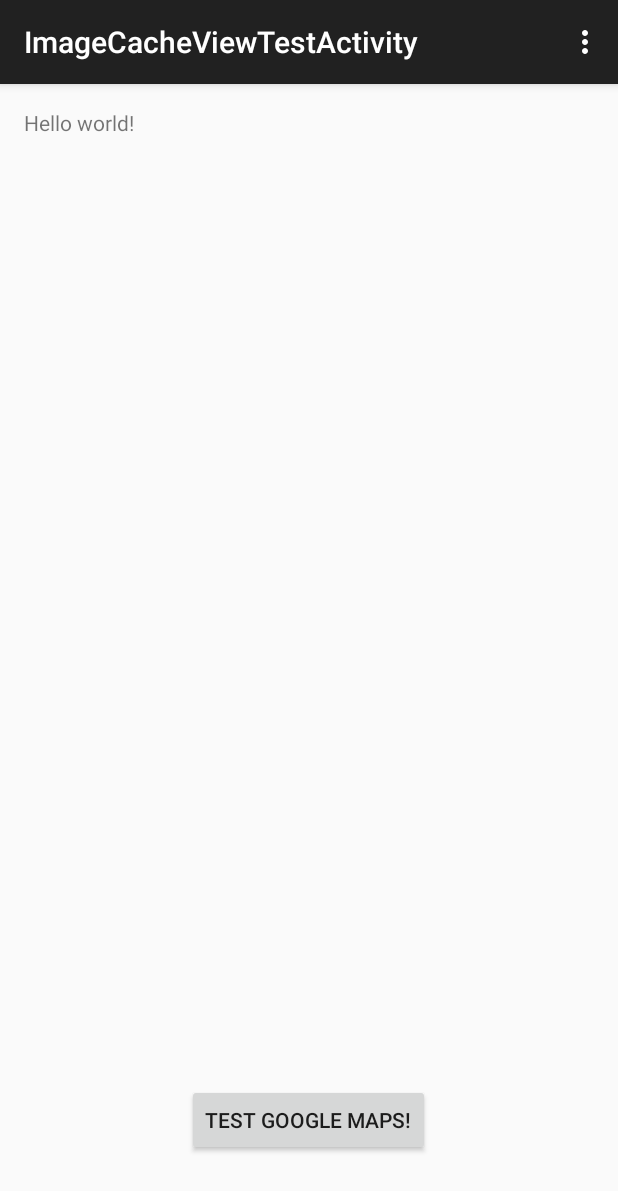
After one commit to CS4911-4901/mintyfresh, an Android app: the ImageCacheViewTestActivity screen opened directly, with no data from a screen before it, on a phone screen of 412 x 824 dp. The commit adds this screen. Shown: the top 1191 px of the screen. Run offline under Robolectric (Android 15) with nearby library versions, the phone set to English and light mode, and no system bars; 3 statements that could not run were skipped.

Commit message:
Downloading images from server + saving to cache is a-go!

```diff
--- a/app/src/main/AndroidManifest.xml
+++ b/app/src/main/AndroidManifest.xml
@@ -43,6 +43,10 @@
             android:name=".HomeScreenActivity"
             android:label="HomeScreen" >
         </activity>
+        <activity
+            android:name=".test.ImageCacheViewTestActivity"
+            android:label="@string/title_activity_image_cache_view_test" >
+        </activity>
     </application>
 
 </manifest>
--- a/app/src/main/java/edu/gatech/cs4911/mintyfresh/io/ImageCache.java
+++ b/app/src/main/java/edu/gatech/cs4911/mintyfresh/io/ImageCache.java
@@ -2,6 +2,7 @@ package edu.gatech.cs4911.mintyfresh.io;
 
 import android.content.Context;
 
+import java.io.FileOutputStream;
 import java.io.IOException;
 import java.sql.SQLException;
 import java.util.ArrayList;
@@ -79,6 +80,9 @@ public class ImageCache {
             // And update the cache
             insert(image);
         }
+
+        // Update hashfile at end!
+        updateHashFile();
     }
 
     /**
@@ -131,10 +135,39 @@ public class ImageCache {
             // so this will replace a node that matches with a shallow equality
             // check and insert a node with an updated hash!
             cache.remove(node);
-            cache.add(node);
         }
+
+        cache.add(node);
     }
 
+    /**
+     * Writes a new hash file at the data directory of this ImageCache's context,
+     * overwriting any previous hash file version. The hash file will be written based
+     * on the FloorplanMeta items currently in this ImageCache. <br><br>
+     *
+     * The format of each hash file line is as follows: <br>
+     * <b>buildingID:floor:hash</b> <br><br>
+     *
+     * For example, this FloorplanMeta: <br>
+     * <b>("TST", 1) with hash 1234f</b> <br>
+     *
+     * ...will be written as this hash file line: <br>
+     * <b>"TST:1:1234f"</b>
+     *
+     * @throws IOException if we were prevented from writing to the context's data directory.
+     */
+    private void updateHashFile() throws IOException {
+        FileOutputStream outputHash = context
+                .openFileOutput(ImageCache.HASH_FILENAME, Context.MODE_PRIVATE);
+
+        for (FloorplanMeta meta : cache) {
+            outputHash.write(
+                    (meta.getId() + ":" + meta.getLevel() + ":" + meta.getHash() + "\n").getBytes()
+            );
+        }
+
+        outputHash.close();
+    }
 
     /**
      * Returns true if this ImageCache contains the given cache node.
@@ -158,8 +191,6 @@ public class ImageCache {
         return contains(new FloorplanMeta(buildingId, level));
     }
 
-
-
     public int size() {
         return cache.size();
     }
--- /dev/null
+++ b/app/src/main/java/edu/gatech/cs4911/mintyfresh/test/ImageCacheViewTestActivity.java
@@ -0,0 +1,82 @@
+package edu.gatech.cs4911.mintyfresh.test;
+
+import android.os.AsyncTask;
+import android.os.Bundle;
+import android.support.v7.app.ActionBarActivity;
+import android.view.Menu;
+import android.view.MenuItem;
+
+import java.sql.SQLException;
+
+import edu.gatech.cs4911.mintyfresh.R;
+import edu.gatech.cs4911.mintyfresh.db.DBHandler;
+import edu.gatech.cs4911.mintyfresh.db.queryresponse.FloorplanMeta;
+import edu.gatech.cs4911.mintyfresh.io.ImageCache;
+
+import static edu.gatech.cs4911.mintyfresh.db.DatabaseConfig.STEAKSCORP_READ_ONLY;
+
+public class ImageCacheViewTestActivity extends ActionBarActivity {
+    DBHandler handler;
+    ImageCache cache;
+    FloorplanMeta testMeta;
+
+    @Override
+    protected void onCreate(Bundle savedInstanceState) {
+        super.onCreate(savedInstanceState);
+        setContentView(R.layout.activity_main);
+        testMeta = new FloorplanMeta("CUL", 1);
+
+        try {
+            // Moment of truth!
+            handler = new NetIoTask().execute("").get();
+            cache = new ImageCache(handler, getApplicationContext());
+
+            String successState = new CacheUpdaterTask().execute(cache).get();
+            System.console(); // BREAK
+        } catch (Exception e) {
+            return;
+        }
+    }
+
+    @Override
+    public boolean onCreateOptionsMenu(Menu menu) {
+        // Inflate the menu; this adds items to the action bar if it is present.
+        getMenuInflater().inflate(R.menu.menu_main, menu);
+        return true;
+    }
+
+    @Override
+    public boolean onOptionsItemSelected(MenuItem item) {
+        // Handle action bar item clicks here. The action bar will
+        // automatically handle clicks on the Home/Up button, so long
+        // as you specify a parent activity in AndroidManifest.xml.
+        int id = item.getItemId();
+
+        //noinspection SimplifiableIfStatement
+        if (id == R.id.action_settings) {
+            return true;
+        }
+
+        return super.onOptionsItemSelected(item);
+    }
+
+    private class NetIoTask extends AsyncTask<String, Void, DBHandler> {
+        protected DBHandler doInBackground(String... handler) {
+            try {
+                return new DBHandler(STEAKSCORP_READ_ONLY);
+            } catch (Exception e) {
+                return null;
+            }
+        }
+    }
+
+    private class CacheUpdaterTask extends AsyncTask<ImageCache, Void, String> {
+        protected String doInBackground(ImageCache... cache) {
+            try {
+                cache[0].update();
+            } catch (Exception e) {
+                return e.toString();
+            } return "SUCCESS";
+        }
+    }
+}
--- a/app/src/main/res/values/strings.xml
+++ b/app/src/main/res/values/strings.xml
@@ -13,5 +13,6 @@
     <string name="needToFind">Find me a </string>
     <string name="floorSelect">Select a floor: </string>
     <string name="showing">Showing</string>
+    <string name="title_activity_image_cache_view_test">ImageCacheViewTestActivity</string>
 
 </resources>
```
Also changed, not shown: app/src/main/res/layout/activity_image_cache_view_test.xml (added, +12 -0 lines), app/src/main/res/menu/menu_image_cache_view_test.xml (added, +7 -0 lines), app/src/main/java/edu/gatech/cs4911/mintyfresh/io/ImageDownloader.java (line endings or trailing spaces).
